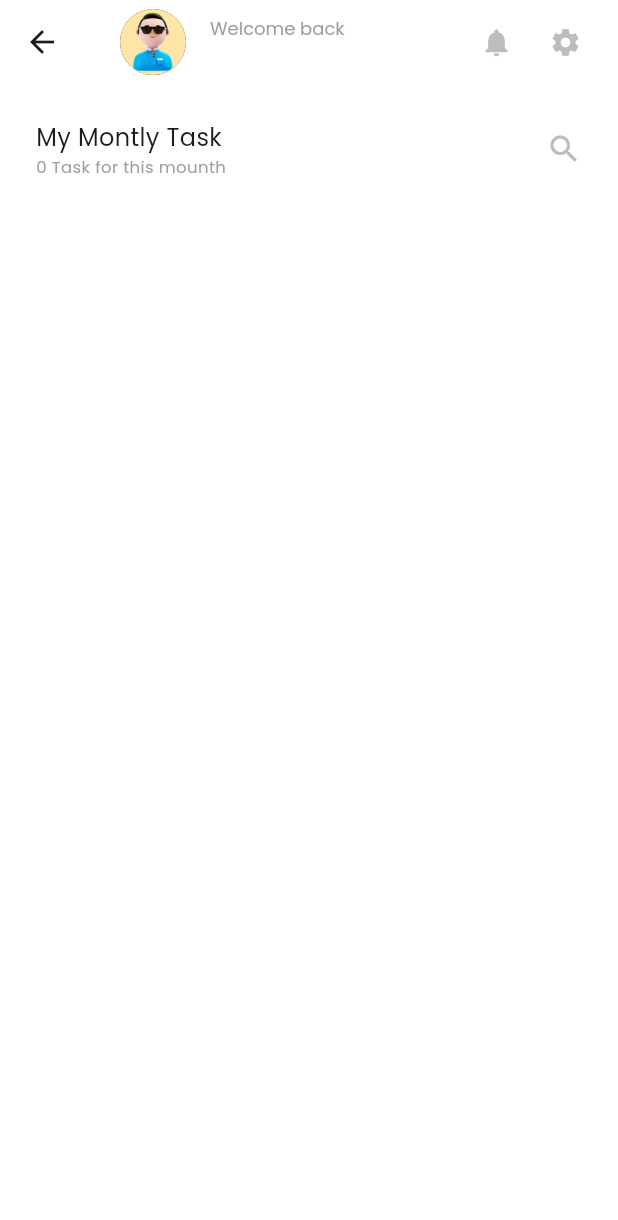
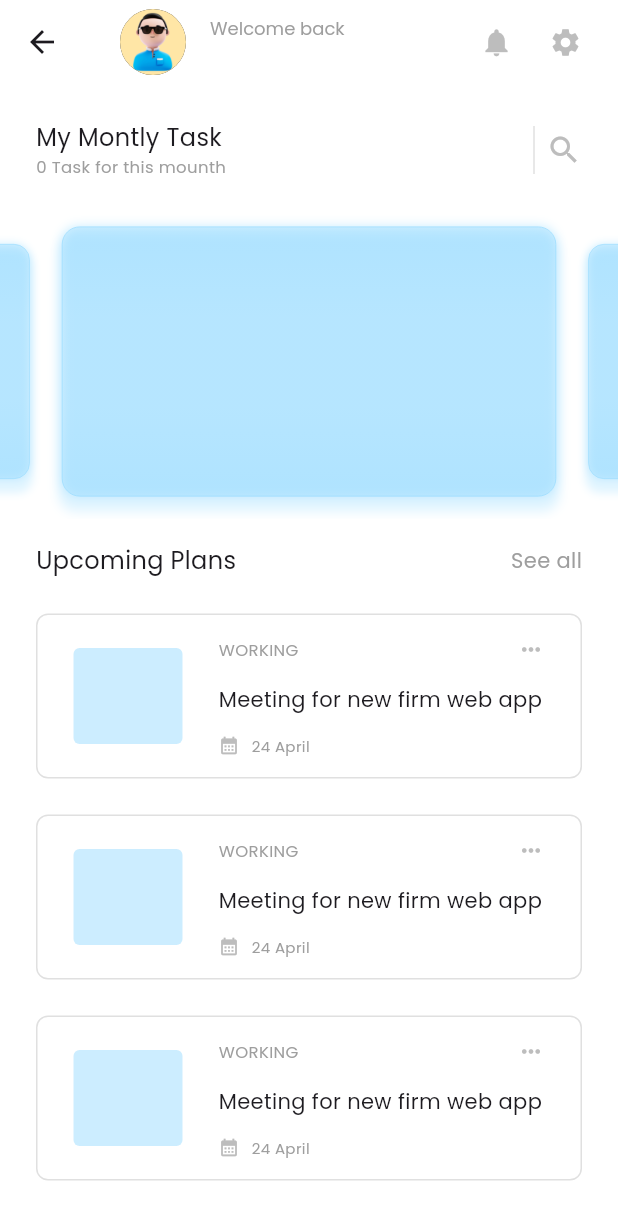
Before and after one commit to cookkiees/flutter_task_app, a Flutter app: the HomeScreen screen opened by its route, on a phone screen of 412 x 824 dp. Shown: the top 1220 px of the screen. Run offline on Flutter 3.47's test engine with Material 3 defaults, Android fonts, the phone set to English and light mode, and no system bars; drawn by our look-alikes of carousel_slider; our stand-ins replace cloud_firestore, firebase_auth, firebase_core, get, google_fonts, google_sign_in and 1 more; accounts and stored records are empty.

Commit message:
Add Home Screen

```diff
--- a/lib/app/modules/home/home_screen.dart
+++ b/lib/app/modules/home/home_screen.dart
@@ -1,4 +1,4 @@
-import 'package:cached_network_image/cached_network_image.dart';
+import 'package:carousel_slider/carousel_slider.dart';
 import 'package:flutter/material.dart';
 import 'package:get/get.dart';
 
@@ -19,10 +19,196 @@ class HomeScreen extends GetView<HomeController> {
       ),
       body: SingleChildScrollView(
         child: Container(
-          padding: const EdgeInsets.all(24.0),
+          padding: const EdgeInsets.symmetric(vertical: 24.0),
           child: Column(
             children: [
+              _buildHeader(),
+              const SizedBox(height: 16),
+              _buildMontlyTasks(),
+              const SizedBox(height: 16),
+              _buildHeaderUpcomingPlans(),
+              ...List.generate(3, (index) {
+                return _buildUpcomingPlans();
+              }),
+            ],
+          ),
+        ),
+      ),
+    );
+  }
+
+  Padding _buildUpcomingPlans() {
+    return Padding(
+      padding: const EdgeInsets.only(top: 24),
+      child: Container(
+        width: double.infinity,
+        height: 110,
+        margin: const EdgeInsets.symmetric(horizontal: 24),
+        decoration: BoxDecoration(
+          color: Colors.white,
+          border: Border.all(color: Colors.grey[300]!),
+          borderRadius: BorderRadius.circular(8),
+        ),
+        child: Row(
+          children: [
+            Flexible(
+              child: Container(
+                padding: const EdgeInsets.symmetric(
+                  horizontal: 24,
+                  vertical: 22,
+                ),
+                child: Container(
+                  decoration: BoxDecoration(
+                    color: MyColors.blue.withOpacity(0.5),
+                    borderRadius: BorderRadius.circular(4),
+                  ),
+                ),
+              ),
+            ),
+            Flexible(
+              flex: 2,
+              child: Container(
+                margin: const EdgeInsets.only(top: 14, bottom: 14, right: 24),
+                child: Column(
+                  crossAxisAlignment: CrossAxisAlignment.start,
+                  mainAxisAlignment: MainAxisAlignment.spaceBetween,
+                  children: [
                     Row(
+                      mainAxisAlignment: MainAxisAlignment.spaceBetween,
+                      children: [
+                        Text(
+                          'WORKING',
+                          style: MyText.subtitleStyle(
+                            color: Colors.grey,
+                          ),
+                        ),
+                        Icon(
+                          Icons.more_horiz,
+                          size: 18,
+                          color: Colors.grey[400],
+                        ),
+                      ],
+                    ),
+                    Text(
+                      'Meeting for new firm web app',
+                      style: MyText.titleStyle(),
+                    ),
+                    Row(
+                      children: [
+                        Icon(
+                          Icons.calendar_month,
+                          size: 14,
+                          color: Colors.grey[400],
+                        ),
+                        const SizedBox(width: 8),
+                        Text(
+                          '24 April',
+                          style: MyText.defaultStyle(
+                            color: Colors.grey,
+                            fontSize: 10,
+                          ),
+                        ),
+                      ],
+                    ),
+                  ],
+                ),
+              ),
+            ),
+          ],
+        ),
+      ),
+    );
+  }
+
+  Padding _buildHeaderUpcomingPlans() {
+    return Padding(
+      padding: const EdgeInsets.symmetric(horizontal: 24),
+      child: Row(
+        mainAxisAlignment: MainAxisAlignment.spaceBetween,
+        children: [
+          Text(
+            'Upcoming Plans',
+            style: MyText.defaultStyle(fontSize: 16),
+          ),
+          InkWell(
+            onTap: () {},
+            child: Text(
+              'See all',
+              style: MyText.titleStyle(color: Colors.grey),
+            ),
+          ),
+        ],
+      ),
+    );
+  }
+
+  SizedBox _buildMontlyTasks() {
+    return SizedBox(
+      height: 210,
+      child: CarouselSlider.builder(
+        itemCount: 3,
+        options: CarouselOptions(
+          height: 180,
+          autoPlay: false,
+          enlargeCenterPage: true,
+          viewportFraction: 0.8,
+          autoPlayInterval: const Duration(seconds: 2),
+          autoPlayAnimationDuration: const Duration(milliseconds: 800),
+          autoPlayCurve: Curves.fastOutSlowIn,
+        ),
+        itemBuilder: (BuildContext context, int index, int realIndex) {
+          return _buildContentItemBuilder();
+        },
+      ),
+    );
+  }
+
+  Builder _buildContentItemBuilder() {
+    return Builder(
+      builder: (BuildContext context) {
+        return Container(
+          width: MediaQuery.of(context).size.width,
+          decoration: BoxDecoration(
+            gradient: LinearGradient(
+              colors: [
+                MyColors.blue.withOpacity(0.4),
+                MyColors.blue.withOpacity(0.2),
+                MyColors.blue.withOpacity(0.2),
+                MyColors.blue.withOpacity(0.4),
+              ],
+              begin: Alignment.topCenter,
+              end: Alignment.bottomCenter,
+            ),
+            borderRadius: BorderRadius.circular(12),
+            border: Border.all(
+              color: MyColors.blue.withOpacity(1),
+              width: 0.5,
+            ),
+            boxShadow: [
+              BoxShadow(
+                color: MyColors.blue.withOpacity(0.3),
+                blurRadius: 5,
+                spreadRadius: 2,
+                offset: const Offset(0, 8),
+              ),
+              BoxShadow(
+                color: MyColors.blue.withOpacity(0.5),
+                blurRadius: 5,
+                offset: const Offset(0, 0),
+              ),
+            ],
+          ),
+        );
+      },
+    );
+  }
+
+  Widget _buildHeader() {
+    return Padding(
+      padding: const EdgeInsets.symmetric(horizontal: 24),
+      child: SizedBox(
+        height: 40,
+        child: Row(
           mainAxisAlignment: MainAxisAlignment.spaceBetween,
           children: [
             Column(
@@ -38,15 +224,21 @@ class HomeScreen extends GetView<HomeController> {
                 ),
               ],
             ),
+            Row(
+              children: [
+                VerticalDivider(
+                  color: Colors.grey[300],
+                  indent: 4,
+                  endIndent: 4,
+                ),
                 Icon(
                   Icons.search,
                   size: 24.0,
                   color: Colors.grey[400],
                 ),
               ],
-              )
+            ),
           ],
-          ),
         ),
       ),
     );
@@ -57,6 +249,8 @@ class HomeScreen extends GetView<HomeController> {
       if (controller.selectedIndex.value == 0) {
         return AppBar(
           backgroundColor: Colors.white,
+          surfaceTintColor: Colors.white,
+          elevation: 0,
           title: Padding(
             padding: const EdgeInsets.symmetric(horizontal: 8),
             child: Row(
--- a/pubspec.yaml
+++ b/pubspec.yaml
@@ -37,6 +37,7 @@ dependencies:
   cached_network_image: ^3.2.3
   shared_preferences: ^2.2.0
   intl: ^0.18.1
+  carousel_slider: ^4.2.1
   get:
 
 
```
Also changed, not shown: pubspec.lock. Lines whose indentation alone changed are shown as unchanged.
